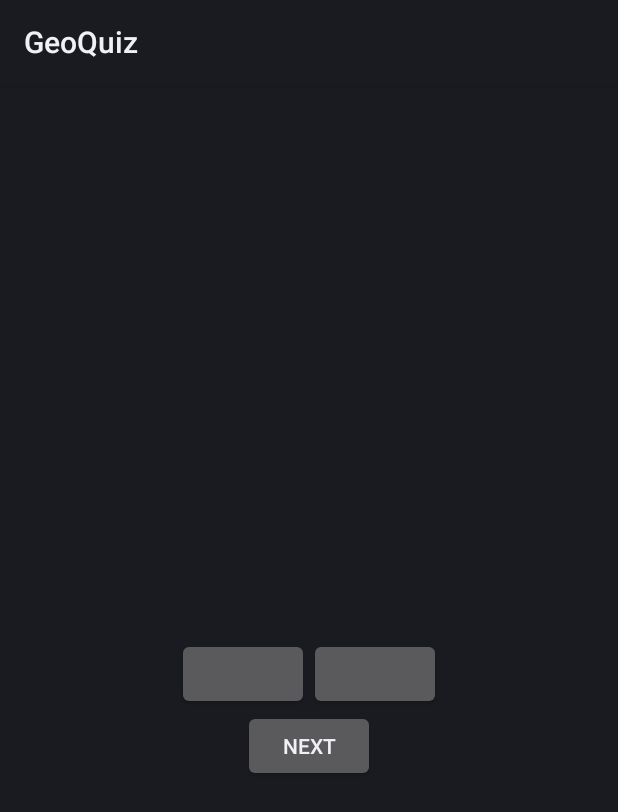
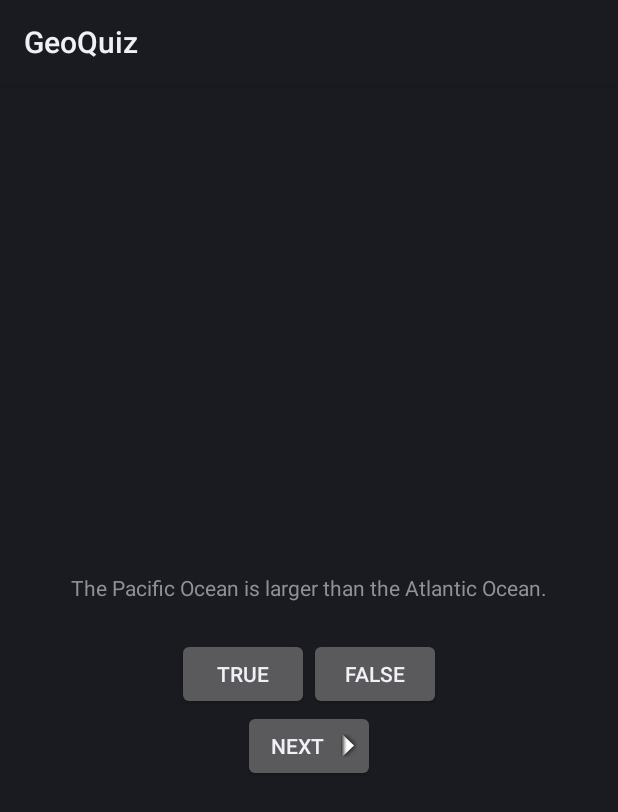
Before and after one commit to bricker/Android-Tests, an Android app: the screen it shows after launch (QuizActivity), on a phone screen of 412 x 824 dp. Shown: the top 812 px of the screen. Run offline under Robolectric (Android 15) with nearby library versions, the phone set to English and light mode, and no system bars.

Commit message:
Fix some bugs, add some icons

```diff
--- a/GeoQuiz/src/main/java/com/bryanricker/geoquiz/QuizActivity.java
+++ b/GeoQuiz/src/main/java/com/bryanricker/geoquiz/QuizActivity.java
@@ -19,12 +19,12 @@ public class QuizActivity extends Activity
 
     private TrueFalse[] mQuestionBank = new TrueFalse[]
     {
-        new TrueFalse(R.string.question_oceans, true);
-        new TrueFalse(R.string.question_mideast, false);
-        new TrueFalse(R.string.question_africa, false);
-        new TrueFalse(R.string.question_americas, true);
-        new TrueFalse(R.string.question_asia, true);
-    }
+        new TrueFalse(R.string.question_oceans, true),
+        new TrueFalse(R.string.question_mideast, false),
+        new TrueFalse(R.string.question_africa, false),
+        new TrueFalse(R.string.question_americas, true),
+        new TrueFalse(R.string.question_asia, true)
+    };
 
     private int mCurrentIndex = 0;
 
--- a/GeoQuiz/src/main/java/com/bryanricker/geoquiz/TrueFalse.java
+++ b/GeoQuiz/src/main/java/com/bryanricker/geoquiz/TrueFalse.java
@@ -1,3 +1,5 @@
+package com.bryanricker.geoquiz;
+
 public class TrueFalse
 {
 
--- a/GeoQuiz/src/main/res/layout/activity_quiz.xml
+++ b/GeoQuiz/src/main/res/layout/activity_quiz.xml
@@ -20,13 +20,13 @@
             android:id="@+id/true_button"
             android:layout_width="wrap_content"
             android:layout_height="wrap_content"
-            android_text="@string/true_button" />
+            android:text="@string/true_button" />
 
         <Button
             android:id="@+id/false_button"
             android:layout_width="wrap_content"
             android:layout_height="wrap_content"
-            android_text="@string/false_button" />
+            android:text="@string/false_button" />
 
     </LinearLayout>
 
@@ -34,6 +34,8 @@
         android:id="@+id/next_button"
         android:layout_width="wrap_content"
         android:layout_height="wrap_content"
-        android:text="@string/next_button" />
+        android:text="@string/next_button"
+        android:drawableRight="@drawable/arrow_right"
+        android:drawablePadding="4dp" />
 
 </LinearLayout>
```
Also changed, not shown: GeoQuiz/src/main/res/drawable-hdpi/arrow_left.png (added), GeoQuiz/src/main/res/drawable-hdpi/arrow_right.png (added), GeoQuiz/src/main/res/drawable-mdpi/arrow_left.png (added), GeoQuiz/src/main/res/drawable-mdpi/arrow_right.png (added), GeoQuiz/src/main/res/drawable-xhdpi/arrow_left.png (added), GeoQuiz/src/main/res/drawable-xhdpi/arrow_right.png (added).
